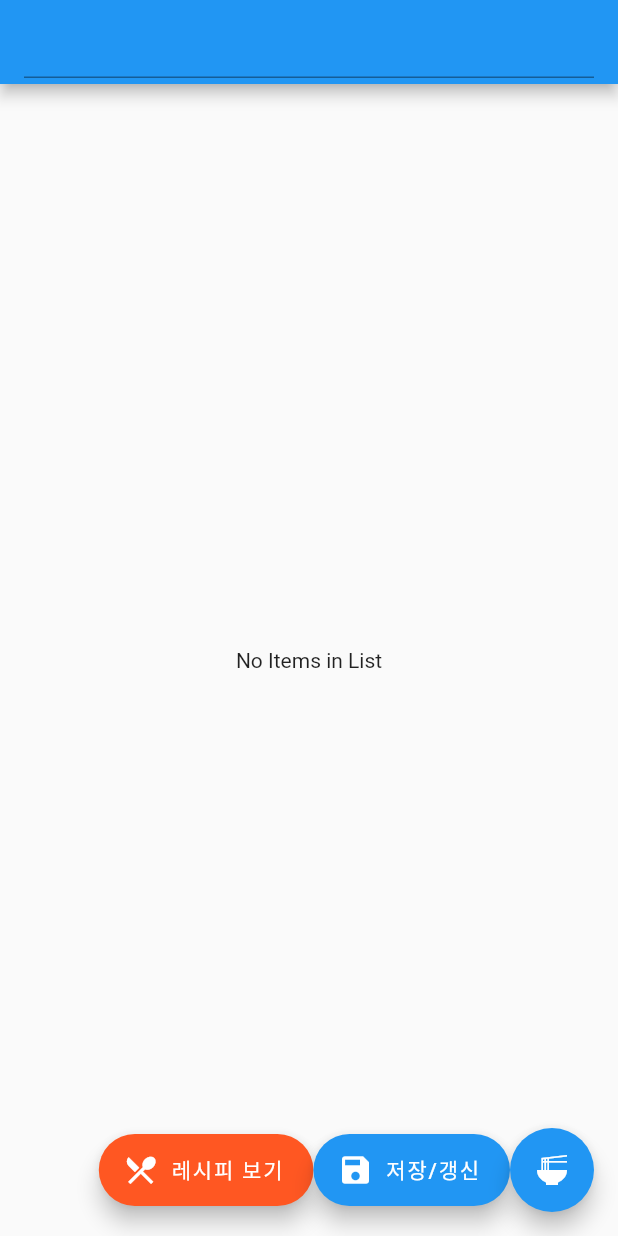
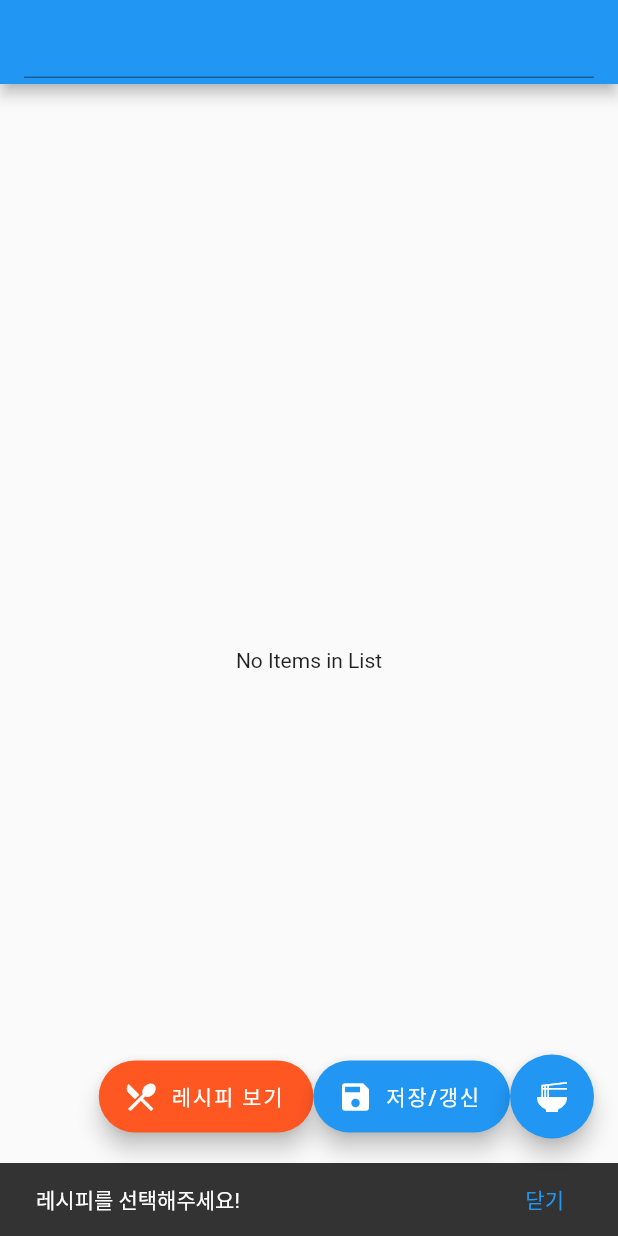
Before and after one commit to Tabbygray/SWE_Flutter_sqflite, a Flutter app: the screen it shows after launch, after a tap on "레시피 보기", on a phone screen of 412 x 824 dp. Run offline on Flutter 3.47's test engine with Material 2 defaults, Android fonts, the phone set to English and light mode, and no system bars; our stand-ins replace sqflite; accounts and stored records are empty.

Commit message:
레시피 보기 개선 : 1. 새로운 화면 이동하는 Navigator 구현 2. 레시피 미선택 상태로 레시피 보기 누를시 Snackbar 나오게 구현 3. Navigator와 Snackbar의 context가 제대로 작동하지 않기에, Builder로 감싸는 구현을 함

```diff
--- a/lib/main.dart
+++ b/lib/main.dart
@@ -4,6 +4,7 @@
 import 'dart:io';
 import 'package:flutter/material.dart';
 import 'package:flutter_initalize/main.dart';
+import 'package:flutter_initalize/recipt_screen.dart';
 import 'package:sqflite/sqflite.dart';
 import 'package:path/path.dart' as pathlib;
 import 'package:path_provider/path_provider.dart';
@@ -79,7 +80,9 @@ class _SqliteAppState extends State<SqliteApp> {
                       );
               }), // 서버에서 데이터 받아오기전 미리 render
         ),
-        floatingActionButton: Row(
+        floatingActionButton: Builder(// context 해제용 builder
+            builder: (context) {
+          return Row(
             mainAxisAlignment: MainAxisAlignment.end,
             children: [
               FloatingActionButton.extended(
@@ -87,14 +90,19 @@ class _SqliteAppState extends State<SqliteApp> {
                 icon: Icon(Icons.local_restaurant),
                 onPressed: () async {
                   selectedId != null // 선택된 리스트의 아이템이 존재하나요?
-                    ? await DatabaseHelper.instance.update(
-                        // 있으면 update
-                        Grocery(
-                            id: selectedId,
-                            name: textController.text,
-                            recipe: 'reci'),
+                      ? Navigator.push(
+                          context,
+                          MaterialPageRoute(
+                              builder: (context) => const ReciptScreen()),
                         )
-                    : await DatabaseHelper.instance.getlist();
+                      : ScaffoldMessenger.of(context).showSnackBar(SnackBar(
+                          content: Text("레시피를 선택해주세요!"),
+                          duration: Duration(seconds: 2),
+                          action: SnackBarAction(
+                            label: "닫기",
+                            onPressed: () {},
+                          ),
+                        ));
                   setState(() {
                     textController.clear();
                     selectedId = null;
@@ -130,9 +138,12 @@ class _SqliteAppState extends State<SqliteApp> {
                 //액션버튼 3 -> DB 초기내용 가져오기용
                 child: Icon(Icons.ramen_dining),
                 onPressed: () async {
-                List<dynamic> jsonData = await DatabaseHelper.instance.getlist();
-                for (int i = 0; i < jsonData.length; i++){
-                  await DatabaseHelper.instance.add(Grocery(name: jsonData[i]['name'], recipe: jsonData[i]['recipe']));
+                  List<dynamic> jsonData =
+                      await DatabaseHelper.instance.getlist();
+                  for (int i = 0; i < jsonData.length; i++) {
+                    await DatabaseHelper.instance.add(Grocery(
+                        name: jsonData[i]['name'],
+                        recipe: jsonData[i]['recipe']));
                   }
                   setState(() {
                     textController.clear();
@@ -141,9 +152,24 @@ class _SqliteAppState extends State<SqliteApp> {
                 },
               ),
             ],
-        ),
+          );
+        }),
       ),
     );
+  } // end of build()
+
+}
+
+class NavigatorWidget extends StatelessWidget {
+  @override
+  Widget build(BuildContext context) {
+    return Center(
+        child: OutlinedButton(
+            child: Text("foo"),
+            onPressed: () => Navigator.push(
+                  context,
+                  MaterialPageRoute(builder: (context) => const ReciptScreen()),
+                )));
   }
 }
 
@@ -230,15 +256,17 @@ class DatabaseHelper {
     return grocery;
   }
 
-  Future <List<dynamic>> getlist() async {
+  Future<List<dynamic>> getlist() async {
+    // Json String to List
     print('test');
     String jsonString = await loadAsset();
     List<dynamic> jsonData = jsonDecode(jsonString);
     return jsonData;
     print(jsonData[0]['id']);
+  }
 
-  }
-  Future<String> loadAsset() async { // 파일 읽어오기
+  Future<String> loadAsset() async {
+    // 파일 읽어오기
     return await rootBundle.loadString('assets/main_recipe.json');
   }
 }
```
Also changed, not shown: lib/recipt_screen.dart (added, +20 -0 lines). Lines whose indentation alone changed are shown as unchanged.
